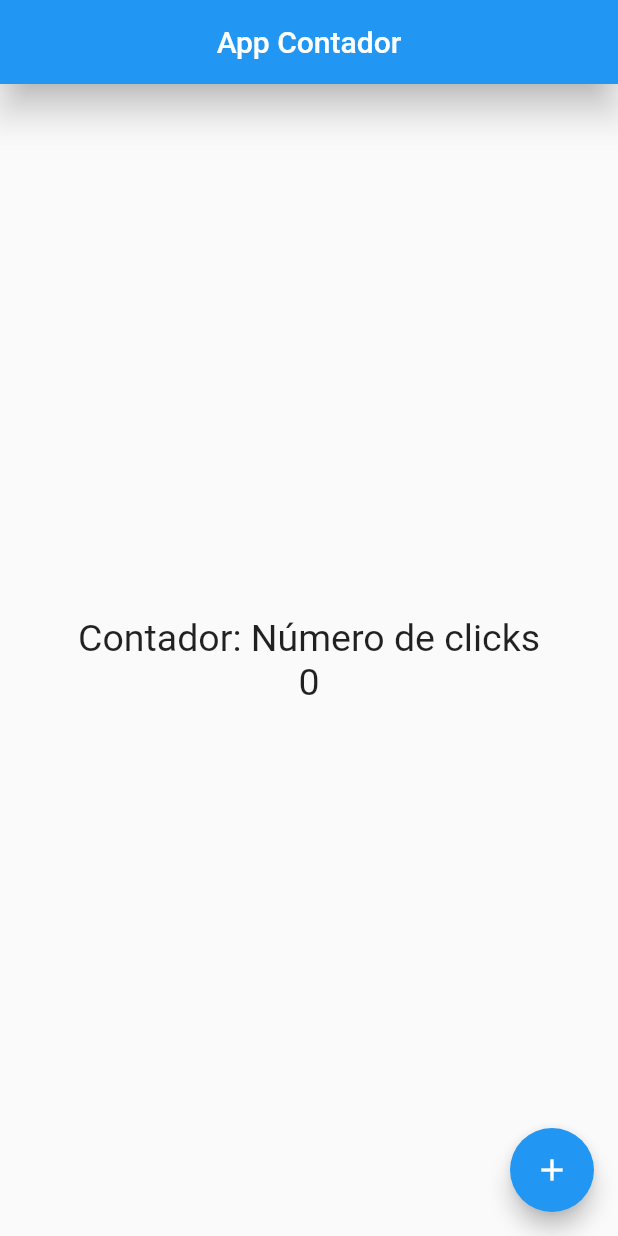
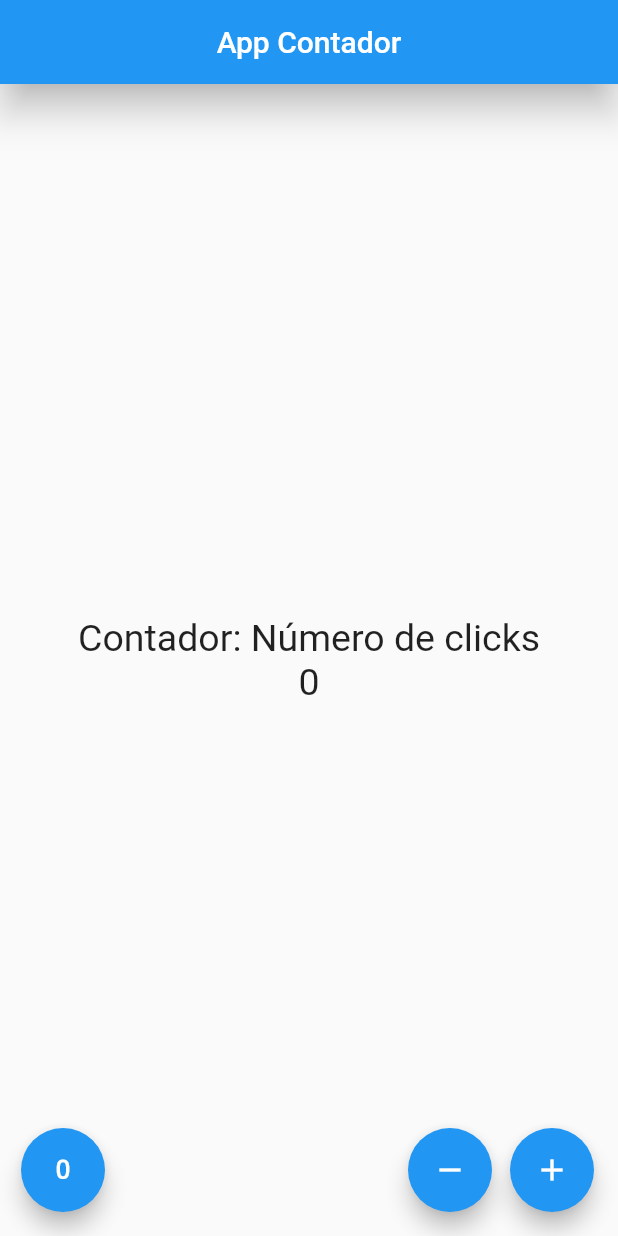
Before and after one commit to 51lv3r258/contador-app, a Flutter app: the screen it shows after launch, on a phone screen of 412 x 824 dp. Run offline on Flutter 3.47's test engine with Material 2 defaults, Android fonts, the phone set to English and light mode, and no system bars.

Commit message:
✨ Add new buttons and logic for increase, decrease a reset the counter

```diff
--- a/lib/src/pages/contador_page.dart
+++ b/lib/src/pages/contador_page.dart
@@ -35,12 +35,46 @@ class _ContadorPageState extends State<ContadorPage> {
             )
           ],
         )),
-      // floatingActionButtonLocation: FloatingActionButtonLocation.centerFloat,
-      floatingActionButton: FloatingActionButton(
+        /* floatingActionButtonLocation: FloatingActionButtonLocation.centerFloat, */
+        floatingActionButton: _createButtons());
+  }
+
+  Widget _createButtons() {
+    return Row(
+      mainAxisAlignment: MainAxisAlignment.end,
+      children: <Widget>[
+        const SizedBox(
+          width: 30,
+        ),
+        FloatingActionButton(
+          child: const Icon(Icons.exposure_zero_outlined),
+          onPressed: _resetCounter,
+        ),
+        const Expanded(
+          child: SizedBox(),
+        ),
+        FloatingActionButton(
+          child: const Icon(Icons.remove),
+          onPressed: _decreaseCounter,
+        ),
+        const SizedBox(
+          width: 12.0,
+        ),
+        FloatingActionButton(
           child: const Icon(Icons.add),
-          onPressed: () => setState(() {
-                _counter++;
-              })),
+          onPressed: _increaseCounter,
+        ),
+      ],
     );
   }
+
+  void _increaseCounter() => setState(() =>
+        _counter++
+      );
+  void _decreaseCounter() => setState(() =>
+        _counter--
+      );
+  void _resetCounter() => setState(() =>
+        _counter = 0
+      );
 }
```
Lines whose indentation alone changed are shown as unchanged.
